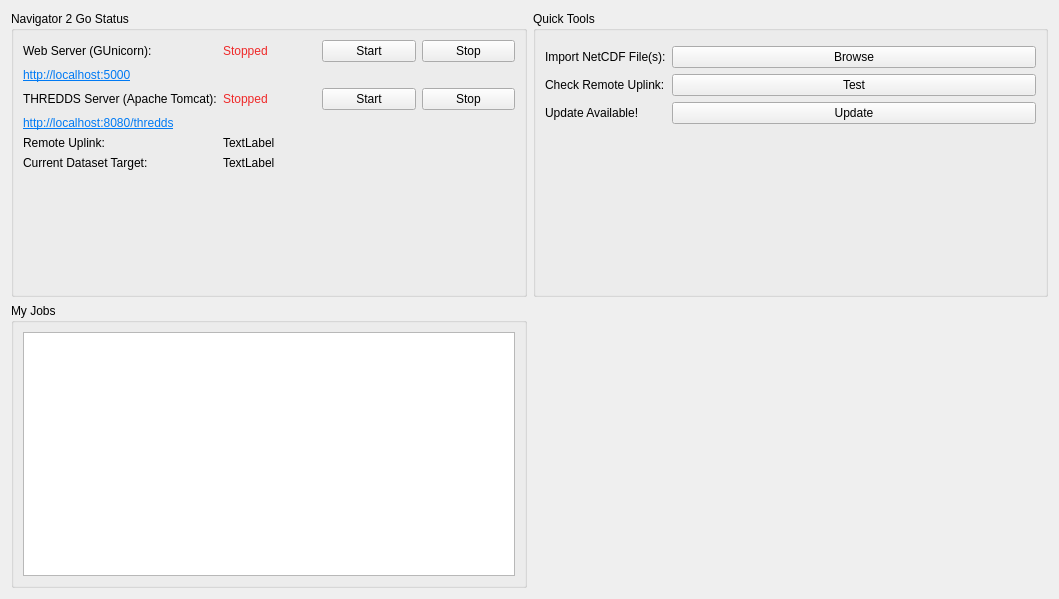
First picture: the form in app/widgetdashboard.ui, repository DFO-Ocean-Navigator/Navigator2Go, before the edit.
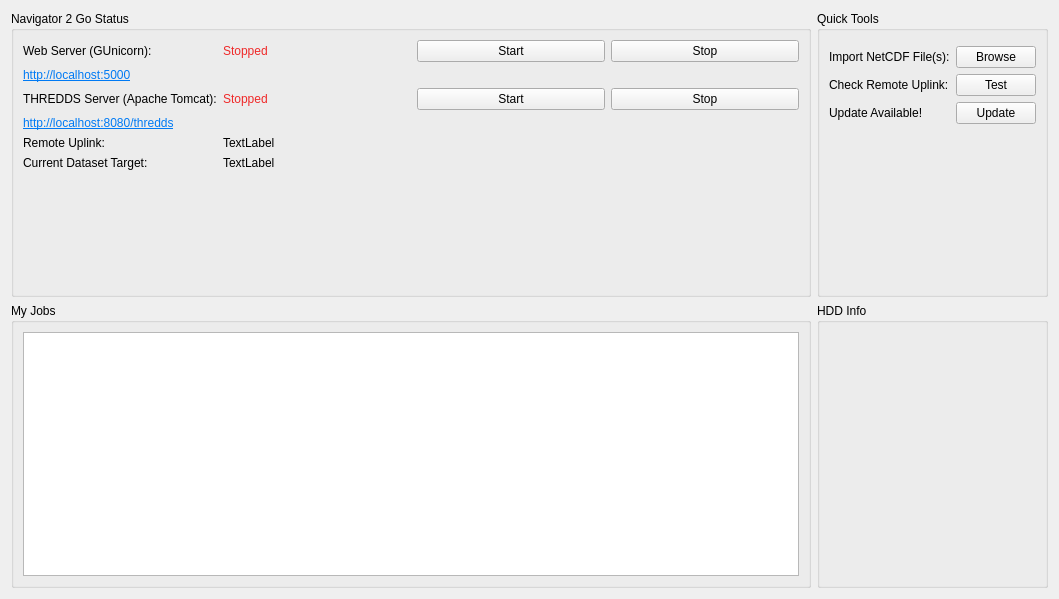
Second picture: the form after the edit. Icons and pictures are not drawn.

The edit to the form file:
```diff
--- a/app/widgetdashboard.ui
+++ b/app/widgetdashboard.ui
@@ -250,17 +250,12 @@
     </widget>
    </item>
    <item row="1" column="1">
-    <spacer name="horizontalSpacer">
-     <property name="orientation">
-      <enum>Qt::Horizontal</enum>
+    <widget class="QGroupBox" name="groupBoxHDD">
+     <property name="title">
+      <string>HDD Info</string>
      </property>
-     <property name="sizeHint" stdset="0">
-      <size>
-       <width>40</width>
-       <height>20</height>
-      </size>
-     </property>
-    </spacer>
+     <layout class="QVBoxLayout" name="verticalLayout_3"/>
+    </widget>
    </item>
   </layout>
  </widget>
```
